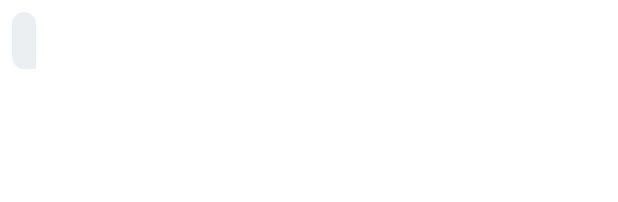
After one commit to eaw4562/Animal, an Android app: the layout chat_recycle_item.xml on its own in the app's theme, with its tools: preview values and no code run, on a phone screen of 412 x 824 dp. The commit adds this screen. Shown: the top 202 px of the screen. Run offline under Robolectric (Android 15) with nearby library versions, the phone set to English and light mode, and no system bars.

Commit message:
진행 : 보낸 채팅이 RealtimeFirebase에 저장되는거 확인 issue - RecyclerView에 저장된 데이터 출력 issue 발생

```diff
--- a/app/src/main/java/com/example/animal/adapter/BoardAdapter.kt
+++ b/app/src/main/java/com/example/animal/adapter/BoardAdapter.kt
@@ -32,6 +32,7 @@ class BoardAdapter(private val itemList: MutableList<Item>) : RecyclerView.Adapt
             val bundle = Bundle()
             bundle.putString("contentUid", item.contentUid)
             bundle.putString("uid",item.uid)
+            bundle.putString("title", item.title)
             fragment.arguments = bundle
             val fragmentManager = (holder.itemView.context as AppCompatActivity).supportFragmentManager
             fragmentManager.beginTransaction()
--- a/app/src/main/java/com/example/animal/adapter/BoardDetailAdapter.kt
+++ b/app/src/main/java/com/example/animal/adapter/BoardDetailAdapter.kt
@@ -10,8 +10,8 @@ import androidx.recyclerview.widget.RecyclerView
 import com.bumptech.glide.Glide
 
 
-class BoardDetailPagerAdapter(private val context: Context, private val imageUrls: List<String>) :
-    RecyclerView.Adapter<BoardDetailPagerAdapter.ViewHolder>() {
+class BoardDetailAdapter(private val context: Context, private val imageUrls: List<String>) :
+    RecyclerView.Adapter<BoardDetailAdapter.ViewHolder>() {
 
     inner class ViewHolder(itemView: View) : RecyclerView.ViewHolder(itemView) {
         val imageView: ImageView = itemView.findViewById(com.example.animal.R.id.board_detail_image)
--- /dev/null
+++ b/app/src/main/res/drawable/incoming_message_bg.xml
@@ -0,0 +1,12 @@
+<?xml version="1.0" encoding="utf-8"?>
+<shape xmlns:android="http://schemas.android.com/apk/res/android"
+    android:shape="rectangle">
+    <solid android:color="#ECEFF1" />
+    <corners android:topLeftRadius="16dp"
+        android:topRightRadius="16dp"
+        android:bottomLeftRadius="16dp" />
+    <padding android:left="12dp"
+        android:top="8dp"
+        android:right="12dp"
+        android:bottom="8dp" />
+</shape>
--- /dev/null
+++ b/app/src/main/res/layout/chat_recycle_item.xml
@@ -0,0 +1,27 @@
+<?xml version="1.0" encoding="utf-8"?>
+<LinearLayout xmlns:android="http://schemas.android.com/apk/res/android"
+    android:id="@+id/message_layout"
+    android:layout_width="match_parent"
+    android:layout_height="wrap_content"
+    android:orientation="vertical"
+    android:padding="8dp">
+
+    <TextView
+        android:id="@+id/message_text"
+        android:layout_width="wrap_content"
+        android:layout_height="wrap_content"
+        android:background="@drawable/incoming_message_bg"
+        android:padding="8dp"
+        android:textColor="#FFFFFF"
+        android:textSize="16sp" />
+
+    <TextView
+        android:id="@+id/timestamp_text"
+        android:layout_width="wrap_content"
+        android:layout_height="wrap_content"
+        android:textSize="12sp"
+        android:textColor="#888888"
+        android:paddingStart="8dp"
+        android:paddingEnd="8dp" />
+
+</LinearLayout>
```
Also changed, not shown: app/src/main/java/com/example/animal/BoardDetailFragment.kt (+5 -2 lines), app/src/main/java/com/example/animal/ChatFragment.kt (+91 -40 lines), app/src/main/java/com/example/animal/DTO/ChatDTO.kt (+6 -2 lines), app/src/main/java/com/example/animal/DTO/Message.kt (added, +8 -0 lines), app/src/main/java/com/example/animal/adapter/ChatAdapter.kt (+44 -12 lines), app/src/main/res/drawable/bg_chat_message_received.xml (added, +12 -0 lines), app/src/main/res/drawable/bg_chat_message_sent.xml (added, +12 -0 lines), app/src/main/res/drawable/edit_backgroud.xml (added, +7 -0 lines), app/src/main/res/drawable/recive_back.xml (added, +7 -0 lines), app/src/main/res/drawable/send_back.xml (added, +7 -0 lines), app/src/main/res/layout/fragment_chat.xml (+26 -4 lines), app/src/main/res/layout/receive.xml (added, +18 -0 lines), app/src/main/res/layout/send.xml (added, +21 -0 lines).
